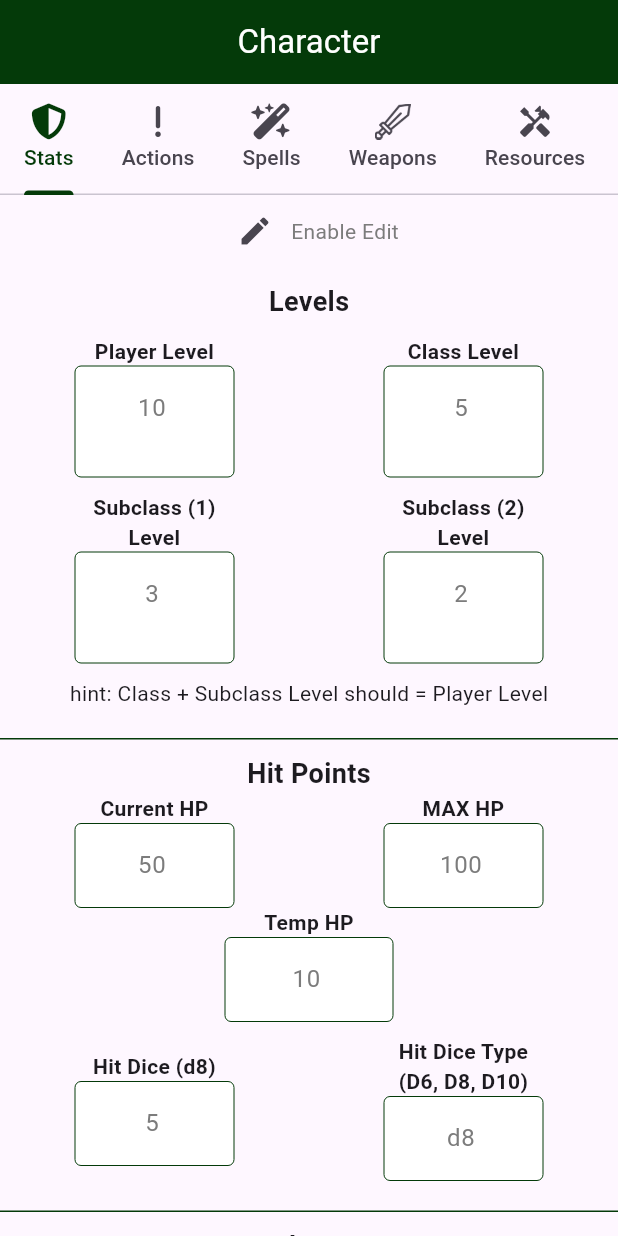
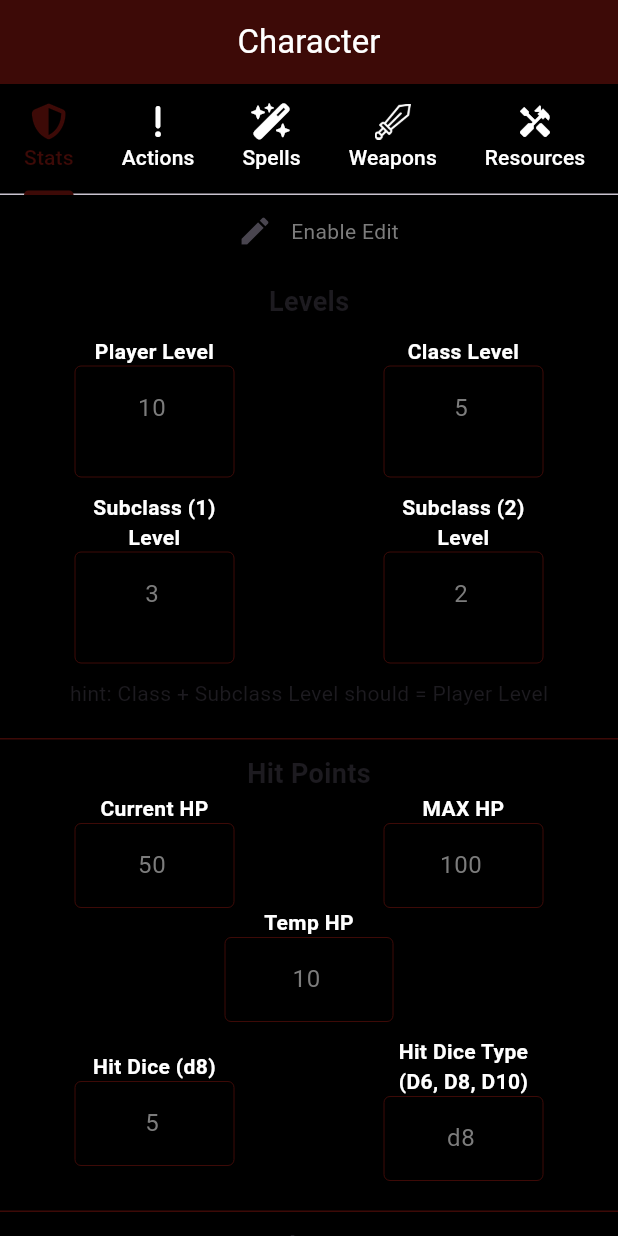
Before and after one commit to skeptickal/homeBrewed, a Flutter app: the CharacterViewerScreen widget shown alone on an empty page, opened directly with empty values, on a phone screen of 412 x 824 dp. Run offline on Flutter 3.47's test engine with Material 3 defaults, Android fonts, the phone set to English and light mode, and no system bars; our stand-ins replace bloc, cloud_firestore, equatable, firebase_auth, firebase_core, firebase_messaging and 4 more; accounts and stored records are empty; network calls fail.

Commit message:
began working on potential nightmode cosmetics

```diff
--- a/dnd_character_manager/lib/constants/screen_wrapper.dart
+++ b/dnd_character_manager/lib/constants/screen_wrapper.dart
@@ -9,6 +9,7 @@ class ScreenWrapper extends StatelessWidget {
   @override
   Widget build(BuildContext context) {
     return Scaffold(
+      backgroundColor: black,
       appBar: AppBar(
         iconTheme: IconThemeData(color: white),
         title: Text(
--- a/dnd_character_manager/lib/constants/text_fields.dart
+++ b/dnd_character_manager/lib/constants/text_fields.dart
@@ -28,7 +28,7 @@ class CustomTextBox extends StatelessWidget {
       child: Column(
         crossAxisAlignment: CrossAxisAlignment.start,
         children: [
-          Center(child: Text(subtitle, style: dndFont.copyWith(fontSize: 14, fontWeight: FontWeight.bold))),
+          Center(child: Text(subtitle, style: dndFont.copyWith(fontSize: 14, fontWeight: FontWeight.bold, color: white))),
           const SizedBox(height: 4),
           TextFormField(
             controller: controller,
@@ -75,12 +75,12 @@ class BigTextBox extends StatelessWidget {
       child: Column(
         crossAxisAlignment: CrossAxisAlignment.start,
         children: [
-          Center(child: Text(subtitle, style: dndFont.copyWith(fontSize: 14, fontWeight: FontWeight.bold))),
+          Center(child: Text(subtitle, style: dndFont.copyWith(fontSize: 14, fontWeight: FontWeight.bold, color: white))),
           const SizedBox(height: 4),
           Focus(
             onFocusChange: (hasFocus) => hasFocus ? null : onEditingComplete!(),
             child: TextField(
-              style: TextStyle(color: !enabled ? disableGrey : black),
+              style: TextStyle(color: !enabled ? disableGrey : white),
               textInputAction: TextInputAction.none,
               onTapOutside: onTapOutside,
               onEditingComplete: onEditingComplete,
@@ -131,11 +131,11 @@ class StatTextBox extends StatelessWidget {
       child: Column(
         crossAxisAlignment: CrossAxisAlignment.start,
         children: [
-          Center(child: Text(subtitle, textAlign: TextAlign.center, style: dndFont.copyWith(fontSize: 14, fontWeight: FontWeight.bold))),
+          Center(child: Text(subtitle, textAlign: TextAlign.center, style: dndFont.copyWith(fontSize: 14, fontWeight: FontWeight.bold, color: white))),
           Focus(
             onFocusChange: (hasFocus) => hasFocus ? null : onEditingComplete!(),
             child: TextFormField(
-              style: TextStyle(color: !enabled ? const Color.fromARGB(255, 124, 124, 124) : black),
+              style: TextStyle(color: !enabled ? const Color.fromARGB(255, 124, 124, 124) : white),
               onTapOutside: onTapOutside,
               onEditingComplete: onEditingComplete,
               textAlign: TextAlign.center,
@@ -155,28 +155,28 @@ class StatTextBox extends StatelessWidget {
 }
 
 final textInputDecoration = InputDecoration(
-  fillColor: white,
+  fillColor: black,
   filled: true,
-  hintStyle: dndFont.copyWith(fontSize: 14),
+  hintStyle: dndFont.copyWith(fontSize: 14, color: white),
   enabledBorder: OutlineInputBorder(
-    borderSide: BorderSide(color: themeColor, width: 2.0),
+    borderSide: BorderSide(color: white, width: 2.0),
   ),
   focusedBorder: OutlineInputBorder(
-    borderSide: BorderSide(color: black, width: 2.0),
+    borderSide: BorderSide(color: white, width: 2.0),
   ),
 );
 
 InputDecoration dndFieldInputDecoration({required bool enabled, required String hintText}) {
   return InputDecoration(
     hintText: hintText,
-    fillColor: white,
+    fillColor: black,
     filled: true,
-    hintStyle: dndFont.copyWith(fontSize: 14),
+    hintStyle: dndFont.copyWith(fontSize: 14, color: white),
     enabledBorder: OutlineInputBorder(
       borderSide: BorderSide(color: themeColor, width: enabled ? 2.0 : 0),
     ),
     focusedBorder: OutlineInputBorder(
-      borderSide: BorderSide(color: black, width: enabled ? 2.0 : 1),
+      borderSide: BorderSide(color: white, width: enabled ? 2.0 : 1),
     ),
   );
 }
--- a/dnd_character_manager/lib/constants/theme_data.dart
+++ b/dnd_character_manager/lib/constants/theme_data.dart
@@ -3,13 +3,16 @@ import 'package:flutter/material.dart';
 import 'package:google_fonts/google_fonts.dart';
 
 //colors
-Color themeColor = const Color.fromARGB(255, 4, 58, 9);
-// Colors.themeColor;
+Color themeColor = const Color(0xFF3D0A07); //burgundy
+//Color(0xFFdc6900); orange
+
+// const Color.fromARGB(255, 4, 58, 9); dark green
+// Colors.blueGrey;
 
 Color white = Colors.white;
 
 Color black = Colors.black;
 
-Color disableGrey = const Color.fromARGB(255, 124, 124, 124);
+Color disableGrey = const Color(0xFF7C7C7C);
 // fonts
 TextStyle dndFont = GoogleFonts.medievalSharp();
--- a/dnd_character_manager/lib/pages/character_viewer_screen.dart
+++ b/dnd_character_manager/lib/pages/character_viewer_screen.dart
@@ -29,12 +29,16 @@ class CharacterViewerScreen extends StatelessWidget {
             child: Column(
               children: [
                 TabBar(
+                  unselectedLabelColor: white,
                   indicatorColor: themeColor,
                   labelColor: themeColor,
                   isScrollable: true,
                   tabAlignment: TabAlignment.start,
                   tabs: const [
-                    Tab(text: 'Stats', icon: FaIcon(FontAwesomeIcons.shieldHalved)),
+                    Tab(
+                      text: 'Stats',
+                      icon: FaIcon(FontAwesomeIcons.shieldHalved),
+                    ),
                     Tab(text: 'Actions', icon: FaIcon(FontAwesomeIcons.exclamation)),
                     Tab(text: 'Spells', icon: FaIcon(FontAwesomeIcons.wandMagicSparkles)),
                     Tab(text: 'Weapons', icon: ImageIcon(AssetImage('assets/sword.png'))),
--- a/dnd_character_manager/lib/pages/home_screen.dart
+++ b/dnd_character_manager/lib/pages/home_screen.dart
@@ -77,7 +77,7 @@ void _onPressedDeleteIcon(BuildContext context, String userID, String charID, St
     builder: (context) => AlertDialog(
       title: Text(
         'Are you sure you want to delete $name?',
-        style: TextStyle(color: white, fontSize: 18),
+        style: TextStyle(color: black, fontSize: 18),
       ),
       backgroundColor: themeColor,
       surfaceTintColor: themeColor,
@@ -85,7 +85,7 @@ void _onPressedDeleteIcon(BuildContext context, String userID, String charID, St
         TextButton(
           child: Text(
             'Delete Permanently',
-            style: TextStyle(color: white),
+            style: TextStyle(color: black),
           ),
           onPressed: () {
             context.read<BioCubit>().deleteCharacterByCharID(charID).then((result) {
--- a/dnd_character_manager/lib/pages/tabs/bio_tab.dart
+++ b/dnd_character_manager/lib/pages/tabs/bio_tab.dart
@@ -152,7 +152,7 @@ class _Traits extends StatelessWidget {
             Center(
               child: Text(
                 'Select Your Character\'s Alignment',
-                style: dndFont.copyWith(fontWeight: FontWeight.bold),
+                style: dndFont.copyWith(fontWeight: FontWeight.bold, color: white),
               ),
             ),
             Padding(
@@ -276,7 +276,7 @@ class _EditBlock extends StatelessWidget {
                 ),
                 Text(
                   !state.bioEdit! ? 'Enable Edit' : 'Disable Edit',
-                  style: dndFont.copyWith(color: state.bioEdit! ? black : disableGrey),
+                  style: dndFont.copyWith(color: state.bioEdit! ? white : disableGrey),
                 ),
               ],
             ),
--- a/dnd_character_manager/lib/pages/tabs/resources_tab.dart
+++ b/dnd_character_manager/lib/pages/tabs/resources_tab.dart
@@ -29,7 +29,7 @@ class ResourceTab extends StatelessWidget {
                   child: Container(
                     decoration: BoxDecoration(
                       shape: BoxShape.circle,
-                      color: Colors.white,
+                      color: Colors.black,
                       boxShadow: [
                         BoxShadow(
                           color: Colors.grey.withOpacity(0.5),
@@ -78,7 +78,7 @@ class _ResourceBox extends StatelessWidget {
           builder: (context) => Center(
             child: Text(
               'hello',
-              style: dndFont.copyWith(color: white),
+              style: dndFont.copyWith(color: black),
             ),
           ),
         ),
--- a/dnd_character_manager/lib/pages/tabs/stat_tab.dart
+++ b/dnd_character_manager/lib/pages/tabs/stat_tab.dart
@@ -74,14 +74,17 @@ class _SavingThrows extends StatelessWidget {
           children: [
             Text(
               'Proficiency',
-              style: dndFont.copyWith(fontWeight: FontWeight.bold),
+              style: dndFont.copyWith(fontWeight: FontWeight.bold, color: white),
             ),
             Row(
               mainAxisAlignment: MainAxisAlignment.center,
               children: [
-                const Padding(
+                Padding(
                   padding: EdgeInsets.symmetric(horizontal: 70.0),
-                  child: Icon(Icons.check_box_outline_blank),
+                  child: Icon(
+                    Icons.check_box_outline_blank,
+                    color: white,
+                  ),
                 ),
                 Flexible(
                   child: StatTextBox(
@@ -111,15 +114,18 @@ class _SavingThrows extends StatelessWidget {
             seperation,
             Text(
               'Saving Throws',
-              style: dndFont.copyWith(fontWeight: FontWeight.bold, fontSize: 18),
+              style: dndFont.copyWith(fontWeight: FontWeight.bold, fontSize: 18, color: white),
             ),
             CheckboxListTile(
-              title: Text(_calcModifierWithProf(
+              title: Text(
+                _calcModifierWithProf(
                   'Strength',
                   state.stats!.strength,
                   state.stats!.strSaveProf,
                   state.stats!.proficiencyBonus,
-              )),
+                ),
+                style: TextStyle(color: white),
+              ),
               checkColor: themeColor,
               activeColor: white,
               tristate: true,
@@ -135,12 +141,15 @@ class _SavingThrows extends StatelessWidget {
                   : null,
             ),
             CheckboxListTile(
-              title: Text(_calcModifierWithProf(
+              title: Text(
+                _calcModifierWithProf(
                   'Dexterity',
                   state.stats!.dexterity,
                   state.stats!.dexSaveProf,
                   state.stats!.proficiencyBonus,
-              )),
+                ),
+                style: TextStyle(color: white),
+              ),
               checkColor: themeColor,
               activeColor: white,
               tristate: true,
@@ -156,12 +165,15 @@ class _SavingThrows extends StatelessWidget {
                   : null,
             ),
             CheckboxListTile(
-              title: Text(_calcModifierWithProf(
+              title: Text(
+                _calcModifierWithProf(
                   'Constitution',
                   state.stats!.constitution,
                   state.stats!.conSaveProf,
                   state.stats!.proficiencyBonus,
-              )),
+                ),
+                style: TextStyle(color: white),
+              ),
               checkColor: themeColor,
               activeColor: white,
               tristate: true,
@@ -177,12 +189,15 @@ class _SavingThrows extends StatelessWidget {
                   : null,
             ),
             CheckboxListTile(
-              title: Text(_calcModifierWithProf(
+              title: Text(
+                _calcModifierWithProf(
                   'Intelligence',
                   state.stats!.intelligence,
                   state.stats!.intSaveProf,
                   state.stats!.proficiencyBonus,
-              )),
+                ),
+                style: TextStyle(color: white),
+              ),
               checkColor: themeColor,
               activeColor: white,
               tristate: true,
@@ -198,12 +213,15 @@ class _SavingThrows extends StatelessWidget {
                   : null,
             ),
             CheckboxListTile(
-              title: Text(_calcModifierWithProf(
+              title: Text(
+                _calcModifierWithProf(
                   'Wisdom',
                   state.stats!.wisdom,
                   state.stats!.wisSaveProf,
                   state.stats!.proficiencyBonus,
-              )),
+                ),
+                style: TextStyle(color: white),
+              ),
               checkColor: themeColor,
               activeColor: white,
               tristate: true,
@@ -219,12 +237,15 @@ class _SavingThrows extends StatelessWidget {
                   : null,
             ),
             CheckboxListTile(
-              title: Text(_calcModifierWithProf(
+              title: Text(
+                _calcModifierWithProf(
                   'Charisma',
                   state.stats!.charisma,
                   state.stats!.chaSaveProf,
                   state.stats!.proficiencyBonus,
-              )),
+                ),
+                style: TextStyle(color: white),
+              ),
               checkColor: themeColor,
               activeColor: white,
               tristate: true,
@@ -288,7 +309,7 @@ class _SkillChecks extends StatelessWidget {
             state.stats!.proficiencyBonus,
           )),
           checkColor: themeColor,
-          activeColor: white,
+          activeColor: black,
           tristate: true,
           value: state.stats!.acrobaticsProf,
           onChanged: state.statEdit!
@@ -309,7 +330,7 @@ class _SkillChecks extends StatelessWidget {
             state.stats!.proficiencyBonus,
           )),
           checkColor: themeColor,
-          activeColor: white,
+          activeColor: black,
           tristate: true,
           value: state.stats!.animalHandlingProf,
           onChanged: state.statEdit!
@@ -330,7 +351,7 @@ class _SkillChecks extends StatelessWidget {
             state.stats!.proficiencyBonus,
           )),
           checkColor: themeColor,
-          activeColor: white,
+          activeColor: black,
           tristate: true,
           value: state.stats!.arcanaProf,
           onChanged: state.statEdit!
@@ -351,7 +372,7 @@ class _SkillChecks extends StatelessWidget {
             state.stats!.proficiencyBonus,
           )),
           checkColor: themeColor,
-          activeColor: white,
+          activeColor: black,
           tristate: true,
           value: state.stats!.athleticsProf,
           onChanged: state.statEdit!
@@ -372,7 +393,7 @@ class _SkillChecks extends StatelessWidget {
             state.stats!.proficiencyBonus,
           )),
           checkColor: themeColor,
-          activeColor: white,
+          activeColor: black,
           tristate: true,
           value: state.stats!.deceptionProf,
           onChanged: state.statEdit!
@@ -393,7 +414,7 @@ class _SkillChecks extends StatelessWidget {
             state.stats!.proficiencyBonus,
           )),
           checkColor: themeColor,
-          activeColor: white,
+          activeColor: black,
           tristate: true,
           value: state.stats!.historyProf,
           onChanged: state.statEdit!
@@ -414,7 +435,7 @@ class _SkillChecks extends StatelessWidget {
             state.stats!.proficiencyBonus,
           )),
           checkColor: themeColor,
-          activeColor: white,
+          activeColor: black,
           tristate: true,
           value: state.stats!.insightProf,
           onChanged: state.statEdit!
@@ -435,7 +456,7 @@ class _SkillChecks extends StatelessWidget {
             state.stats!.proficiencyBonus,
           )),
           checkColor: themeColor,
-          activeColor: white,
+          activeColor: black,
           tristate: true,
           value: state.stats!.intimidationProf,
           onChanged: state.statEdit!
@@ -456,7 +477,7 @@ class _SkillChecks extends StatelessWidget {
             state.stats!.proficiencyBonus,
           )),
           checkColor: themeColor,
-          activeColor: white,
+          activeColor: black,
           tristate: true,
           value: state.stats!.investigationProf,
           onChanged: state.statEdit!
@@ -477,7 +498,7 @@ class _SkillChecks extends StatelessWidget {
             state.stats!.proficiencyBonus,
           )),
           checkColor: themeColor,
-          activeColor: white,
+          activeColor: black,
           tristate: true,
           value: state.stats!.medicineProf,
           onChanged: state.statEdit!
@@ -498,7 +519,7 @@ class _SkillChecks extends StatelessWidget {
             state.stats!.proficiencyBonus,
           )),
           checkColor: themeColor,
-          activeColor: white,
+          activeColor: black,
           tristate: true,
           value: state.stats!.natureProf,
           onChanged: state.statEdit!
@@ -519,7 +540,7 @@ class _SkillChecks extends StatelessWidget {
             state.stats!.proficiencyBonus,
           )),
           checkColor: themeColor,
-          activeColor: white,
+          activeColor: black,
           tristate: true,
           value: state.stats!.perceptionProf,
           onChanged: state.statEdit!
@@ -540,7 +561,7 @@ class _SkillChecks extends StatelessWidget {
             state.stats!.proficiencyBonus,
           )),
           checkColor: themeColor,
-          activeColor: white,
+          activeColor: black,
           tristate: true,
           value: state.stats!.performanceProf,
           onChanged: state.statEdit!
@@ -561,7 +582,7 @@ class _SkillChecks extends StatelessWidget {
             state.stats!.proficiencyBonus,
           )),
           checkColor: themeColor,
-          activeColor: white,
+          activeColor: black,
           tristate: true,
           value: state.stats!.persuasionProf,
           onChanged: state.statEdit!
@@ -582,7 +603,7 @@ class _SkillChecks extends StatelessWidget {
             state.stats!.proficiencyBonus,
           )),
           checkColor: themeColor,
-          activeColor: white,
+          activeColor: black,
           tristate: true,
           value: state.stats!.religionProf,
           onChanged: state.statEdit!
@@ -603,7 +624,7 @@ class _SkillChecks extends StatelessWidget {
             state.stats!.proficiencyBonus,
           )),
           checkColor: themeColor,
-          activeColor: white,
+          activeColor: black,
           tristate: true,
           value: state.stats!.sleightOfHandProf,
           onChanged: state.statEdit!
@@ -624,7 +645,7 @@ class _SkillChecks extends StatelessWidget {
             state.stats!.proficiencyBonus,
           )),
           checkColor: themeColor,
-          activeColor: white,
+          activeColor: black,
           tristate: true,
           value: state.stats!.stealthProf,
           onChanged: state.statEdit!
@@ -645,7 +666,7 @@ class _SkillChecks extends StatelessWidget {
             state.stats!.proficiencyBonus,
           )),
           checkColor: themeColor,
-          activeColor: white,
+          activeColor: black,
           tristate: true,
           value: state.stats!.survivalProf,
           onChanged: state.statEdit!
@@ -669,7 +690,7 @@ class _SkillChecks extends StatelessWidget {
                 ),
                 Checkbox(
                   checkColor: themeColor,
-                  activeColor: white,
+                  activeColor: black,
                   tristate: true,
                   value: state.stats!.inspiration,
                   onChanged: state.statEdit!
--- a/dnd_character_manager/lib/pages/tabs/weapons_tab.dart
+++ b/dnd_character_manager/lib/pages/tabs/weapons_tab.dart
@@ -94,7 +94,7 @@ void _onPressedDeleteIcon({required BuildContext context, required String weapon
     builder: (context) => AlertDialog(
       title: Text(
         'Are you sure you want to delete $name?',
-        style: TextStyle(color: white, fontSize: 18),
+        style: TextStyle(color: black, fontSize: 18),
       ),
       backgroundColor: themeColor,
       surfaceTintColor: themeColor,
@@ -102,7 +102,7 @@ void _onPressedDeleteIcon({required BuildContext context, required String weapon
         TextButton(
           child: Text(
             'Delete Permanently',
-            style: TextStyle(color: white),
+            style: TextStyle(color: black),
           ),
           onPressed: () {
             context.read<WeaponCubit>().deleteWeaponByWeaponID(weaponID).then((result) {
@@ -125,7 +125,7 @@ void _onPressedTile({required BuildContext context, required String name, requir
           title: Text(
             '$name\n\n$description',
             textAlign: TextAlign.center,
-            style: TextStyle(fontSize: 18, color: white),
+            style: TextStyle(fontSize: 18, color: black),
           ),
           backgroundColor: themeColor,
           surfaceTintColor: themeColor,
@@ -133,7 +133,7 @@ void _onPressedTile({required BuildContext context, required String name, requir
             TextButton(
               child: Text(
                 'Back',
-                style: TextStyle(color: white),
+                style: TextStyle(color: black),
               ),
               onPressed: () {
                 context.pop();
```
Lines whose indentation alone changed are shown as unchanged.
